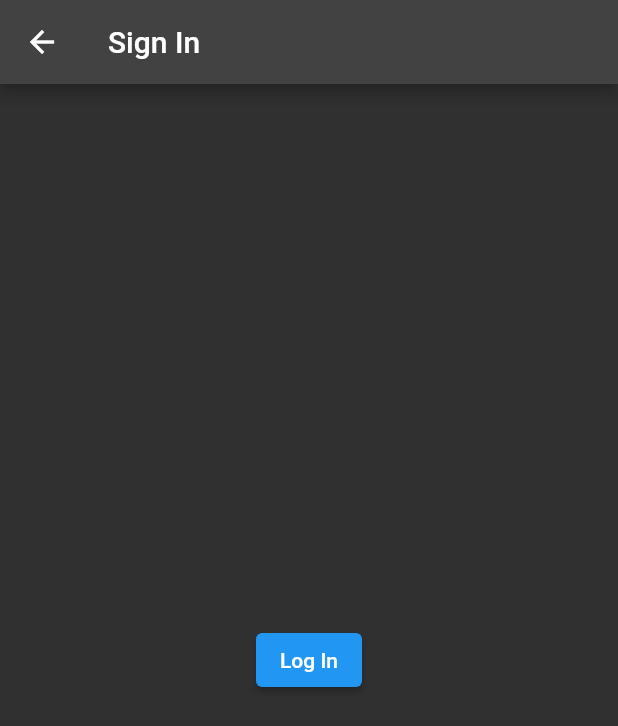
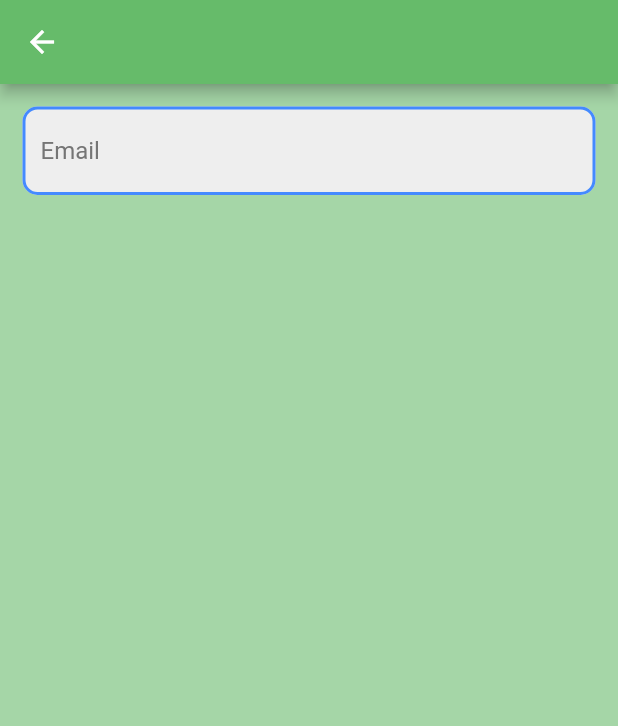
Before and after one commit to rohitrai003/flutter_app, a Flutter app: the HomeScreen screen opened by its route, after a tap on "Log Out", on a phone screen of 412 x 824 dp. Shown: the top 726 px of the screen. Run offline on Flutter 3.47's test engine with Material 2 defaults, Android fonts, the light colour scheme and no system bars; our stand-ins replace shared_preferences; accounts and stored records are empty.

Commit message:
save changes

```diff
--- a/lib/src/screens/home_screen.dart
+++ b/lib/src/screens/home_screen.dart
@@ -11,12 +11,19 @@ class HomeScreen extends StatelessWidget {
   @override
   Widget build(BuildContext context) {
     return Scaffold(
-      appBar: AppBar(),
+      appBar: AppBar(
+        actions: [
+          IconButton(
+            onPressed: () => _logout(context),
+            icon: const Icon(Icons.logout),
+          ),
+        ],
+      ),
       body: SafeArea(
         child: Center(
           child: ElevatedButton(
             onPressed: () => _logout(context),
-            child: Text('Log Out'),
+            child: const Text('Log Out'),
           ),
         ),
       ),
--- a/lib/src/screens/login_screen.dart
+++ b/lib/src/screens/login_screen.dart
@@ -12,14 +12,42 @@ class LoginScreen extends StatelessWidget {
   Widget build(BuildContext context) {
     return Scaffold(
       appBar: AppBar(
-        title: Text('Sign In'),
+        backgroundColor: Colors.green.shade400,
       ),
-      body: Center(
-        child: ElevatedButton(
-          onPressed: () => _login(context),
-          child: const Text('Log In'),
+      backgroundColor: Colors.green.shade200,
+      body: SafeArea(
+        child: Padding(
+          padding: const EdgeInsets.all(15.0),
+          child: Column(
+            children: [
+              TextField(
+                decoration: InputDecoration(
+                  hintText: 'Email',
+                  enabled: true,
+                  filled: true,
+                  fillColor: Colors.grey.shade200,
+                  hintStyle: TextStyle(
+                    color: Colors.grey.shade600,
+                  ),
+                  enabledBorder: OutlineInputBorder(
+                    borderSide: const BorderSide(
+                      color: Colors.blueAccent,
+                      width: 2,
+                    ),
+                    borderRadius: BorderRadius.circular(10.0),
+                  ),
+                ),
+              ),
+            ],
+          ),
         ),
       ),
     );
   }
 }
+
+
+// ElevatedButton(
+//             onPressed: () => _login(context),
+//             child: const Text('Log In'),
+//           ),
```
